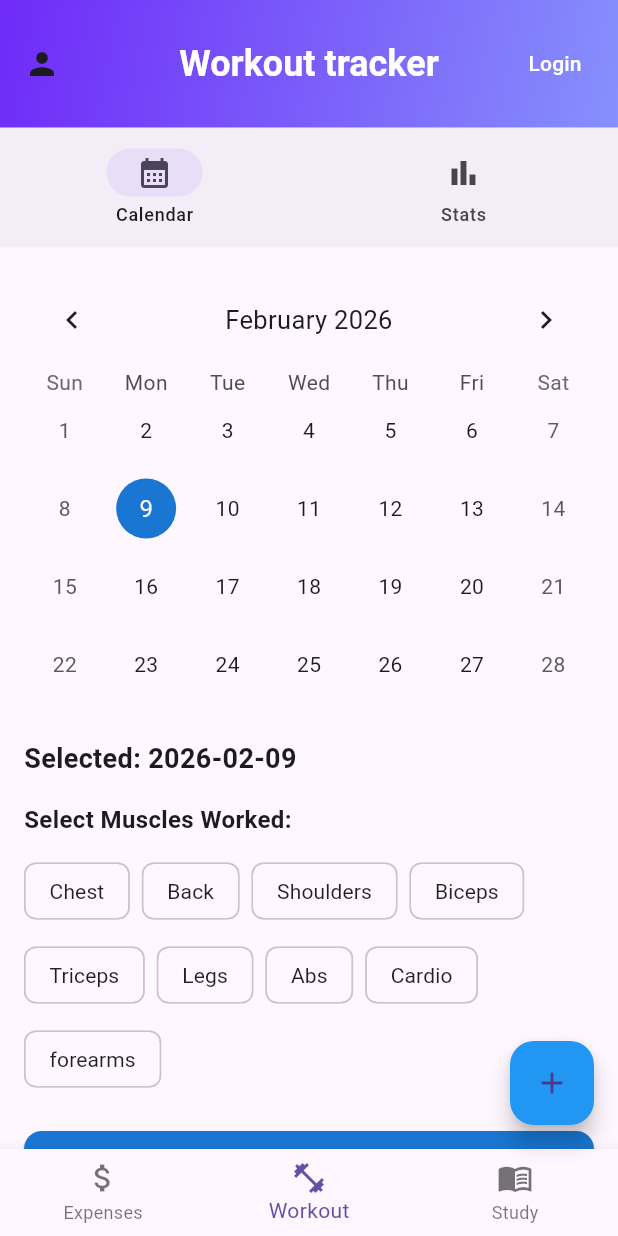
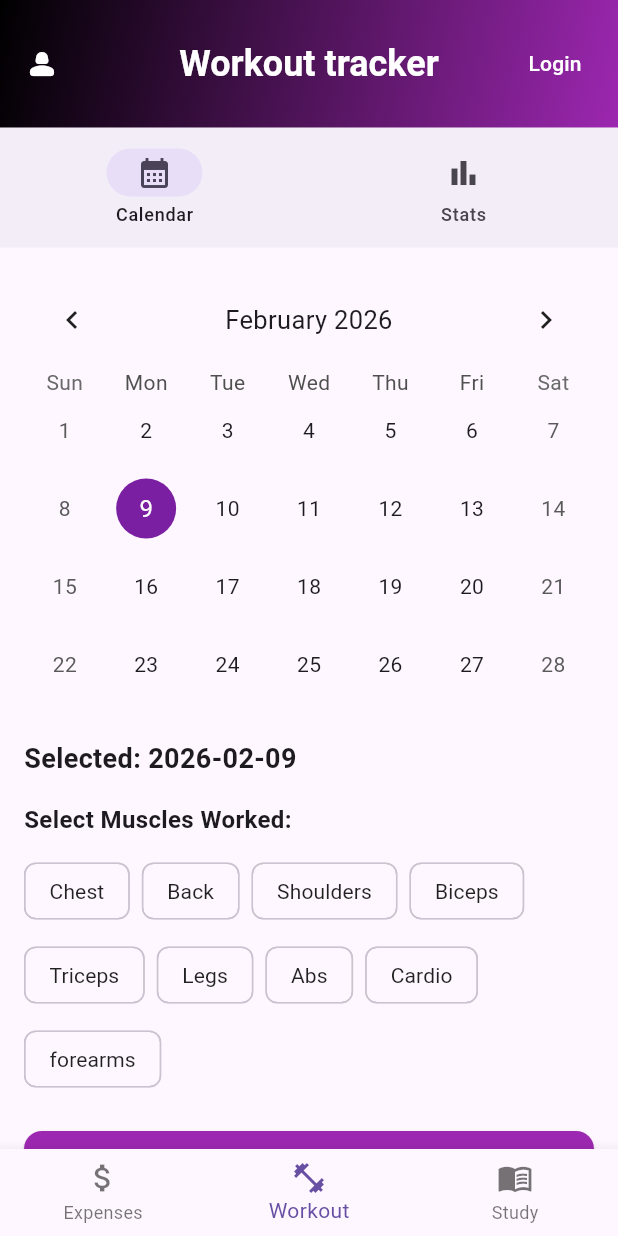
Before and after one commit to MichelJarjoura/Life-Tracker, a Flutter app: the screen it shows after launch, item 2 of the bottom bar chosen, on a phone screen of 412 x 824 dp. Run offline on Flutter 3.47's test engine with Material 3 defaults, Android fonts, the phone set to English and light mode, and no system bars; drawn by our look-alikes of table_calendar; our stand-ins replace dio, fl_chart, flutter_secure_storage, get, shared_preferences.

Commit message:
fixing some UI

```diff
--- a/lib/controllers/workout_controller.dart
+++ b/lib/controllers/workout_controller.dart
@@ -97,6 +97,11 @@ class WorkoutController extends GetxController {
       'Workout added successfully!',
       snackPosition: SnackPosition.BOTTOM,
     );
+  }
+
+  void removeWorkout() {
+    workoutDays.removeWhere((workout) => workout.date == selectedDate.value);
+    saveWorkouts();
   }
 
   // Check if a date has a workout
--- a/lib/views/main_view.dart
+++ b/lib/views/main_view.dart
@@ -18,21 +18,17 @@ class MainView extends StatelessWidget {
 
     return Scaffold(
       backgroundColor: const Color(0xFFF6F7FB),
-      floatingActionButton: FloatingActionButton(
-        backgroundColor: Colors.blue,
-        onPressed: () {},
-        child: const Icon(Icons.add),
-      ),
+
       appBar: AppBar(
         toolbarHeight: 85,
-        leading: IconButton(onPressed: () {}, icon: Icon(Icons.person)),
+        leading: IconButton(
+          onPressed: () {},
+          icon: Icon(Icons.person_2_rounded, color: Colors.white),
+        ),
         flexibleSpace: Container(
           decoration: const BoxDecoration(
             gradient: LinearGradient(
-              colors: [
-                Color.fromARGB(255, 111, 42, 248),
-                Color.fromARGB(255, 134, 144, 252),
-              ],
+              colors: [Colors.black, Colors.purple],
               begin: Alignment.topLeft,
               end: Alignment.bottomRight,
             ),
--- a/lib/views/workout/calendar_tab_workout.dart
+++ b/lib/views/workout/calendar_tab_workout.dart
@@ -41,11 +41,11 @@ class InputTab extends StatelessWidget {
                     shape: BoxShape.circle,
                   ),
                   selectedDecoration: BoxDecoration(
-                    color: Colors.blue[700],
+                    color: Colors.purple[700],
                     shape: BoxShape.circle,
                   ),
                   todayDecoration: BoxDecoration(
-                    color: Colors.blue[300],
+                    color: Colors.purple[300],
                     shape: BoxShape.circle,
                   ),
                 ),
@@ -108,7 +108,7 @@ class InputTab extends StatelessWidget {
                     onSelected: (selected) {
                       controller.toggleMuscle(muscle);
                     },
-                    selectedColor: Colors.blue[300],
+                    selectedColor: Colors.purple[300],
                     checkmarkColor: Colors.white,
                     labelStyle: TextStyle(
                       color: isSelected ? Colors.white : Colors.black87,
@@ -129,7 +129,7 @@ class InputTab extends StatelessWidget {
               child: ElevatedButton(
                 onPressed: () => controller.addWorkout(),
                 style: ElevatedButton.styleFrom(
-                  backgroundColor: Colors.blue[700],
+                  backgroundColor: Colors.purple,
                   foregroundColor: Colors.white,
                   shape: RoundedRectangleBorder(
                     borderRadius: BorderRadius.circular(12),
@@ -156,12 +156,24 @@ class InputTab extends StatelessWidget {
                     child: Column(
                       crossAxisAlignment: CrossAxisAlignment.start,
                       children: [
+                        Row(
+                          mainAxisSize: MainAxisSize.min,
+                          children: [
                             const Text(
                               'Workout on this date:',
                               style: TextStyle(
                                 fontWeight: FontWeight.bold,
                                 fontSize: 14,
                               ),
+                            ),
+                            SizedBox(width: 10),
+                            IconButton(
+                              onPressed: () {
+                                controller.removeWorkout();
+                              },
+                              icon: Icon(Icons.cancel),
+                            ),
+                          ],
                         ),
                         const SizedBox(height: 8),
                         Wrap(
```
Lines whose indentation alone changed are shown as unchanged.
